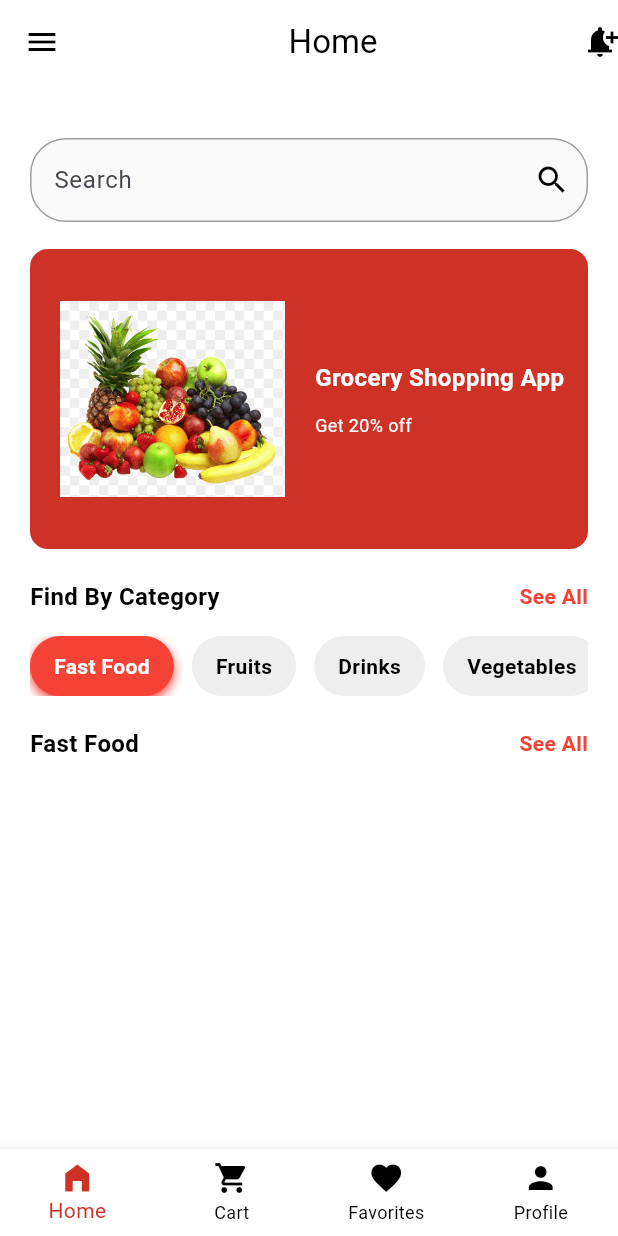
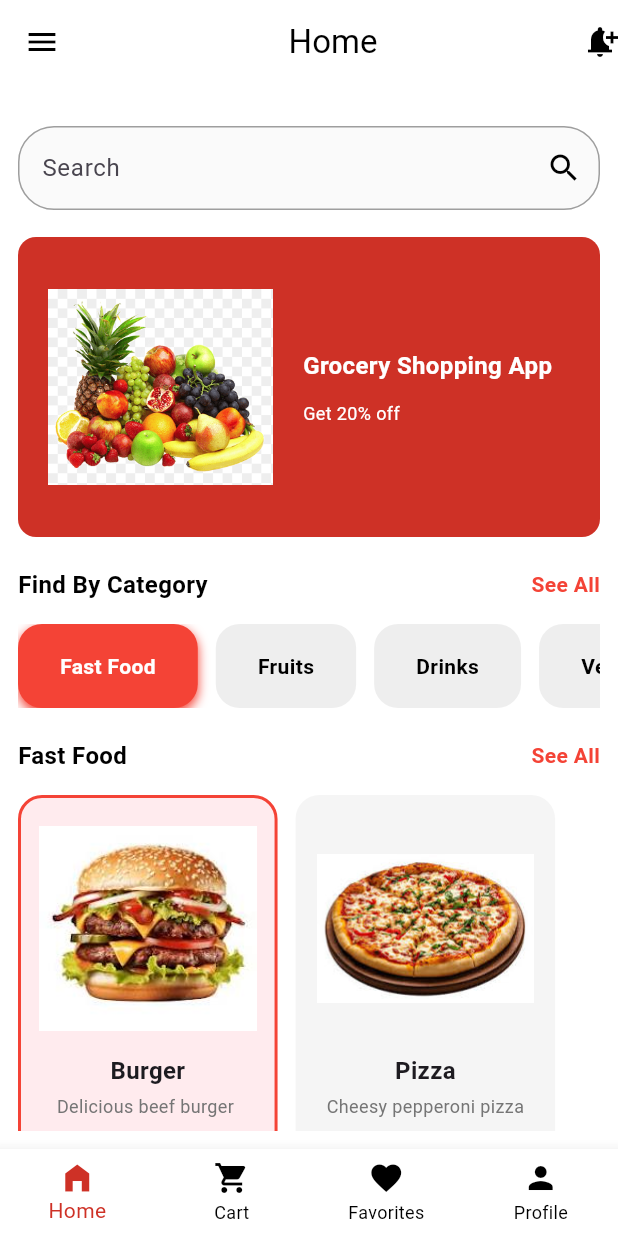
Before and after one commit to issacgravity/food_app, a Flutter app: the screen it shows after launch, on a phone screen of 412 x 824 dp. Run offline on Flutter 3.47's test engine with Material 3 defaults, Android fonts, the phone set to English and light mode, and no system bars.

Commit message:
food menu added

```diff
--- a/lib/homepage.dart
+++ b/lib/homepage.dart
@@ -13,6 +13,52 @@ class HomePage extends StatefulWidget {
 class _HomePageState extends State<HomePage> {
   int selectedIndex = 0;
   int selectedCategoryIndex = 0;
+  int selectedFood = 0;
+
+  final List<Map<String, dynamic>> food = [
+    {
+      "image": "assets/images/burger.jpg",
+      "title": "Burger",
+      "price": 4.99,
+      "description": "Delicious beef burger ",
+      "rating": 4.5,
+    },
+    {
+      "image": "assets/images/pizza.jpg",
+      "title": "Pizza",
+      "price": 6.99,
+      "description": "Cheesy pepperoni pizza",
+      "rating": 4.7,
+    },
+    {
+      "image": "assets/images/salad.jpg",
+      "title": "Salad",
+      "price": 3.49,
+      "description": "Fresh vegetable salad",
+      "rating": 4.2,
+    },
+    {
+      "image": "assets/images/burger.jpg",
+      "title": "Burger",
+      "price": 4.99,
+      "description": "Delicious beef burger ",
+      "rating": 4.5,
+    },
+    {
+      "image": "assets/images/pizza.jpg",
+      "title": "Pizza",
+      "price": 6.99,
+      "description": "Cheesy pepperoni pizza",
+      "rating": 4.7,
+    },
+    {
+      "image": "assets/images/salad.jpg",
+      "title": "Salad",
+      "price": 3.49,
+      "description": "Fresh vegetable salad",
+      "rating": 4.2,
+    },
+  ];
 
   final List<String> categories = [
     "Fast Food",
@@ -43,54 +89,51 @@ class _HomePageState extends State<HomePage> {
       debugShowCheckedModeBanner: false,
       home: Scaffold(
         backgroundColor: Colors.white,
-
         appBar: AppBar(
           backgroundColor: Colors.white,
           elevation: 0,
-          title: Center(
+          title: const Center(
             child: Text("Home", style: TextStyle(color: Colors.black)),
           ),
-          leading: Icon(Icons.menu, color: Colors.black),
-          actions: [Icon(Icons.notification_add, color: Colors.black)],
+          leading: const Icon(Icons.menu, color: Colors.black),
+          actions: const [Icon(Icons.notification_add, color: Colors.black)],
         ),
-
         body: Padding(
           padding: const EdgeInsets.all(12.0),
-          child: Container(
-            color: Colors.white,
-            child: Padding(
-              padding: const EdgeInsets.all(8.0),
+          child: SingleChildScrollView(
             child: Column(
               crossAxisAlignment: CrossAxisAlignment.start,
               children: [
-                  SizedBox(height: 16),
+                const SizedBox(height: 16),
                 TextField(
                   decoration: InputDecoration(
                     hintText: "Search",
-                      suffixIcon: Icon(Icons.search, color: Colors.black),
+                    suffixIcon: const Icon(Icons.search, color: Colors.black),
                     filled: true,
                     fillColor: Colors.grey[50],
                     enabledBorder: OutlineInputBorder(
                       borderRadius: BorderRadius.circular(24),
-                        borderSide: BorderSide(color: Colors.grey),
+                      borderSide: const BorderSide(color: Colors.grey),
                     ),
                     focusedBorder: OutlineInputBorder(
                       borderRadius: BorderRadius.circular(24),
-                        borderSide: BorderSide(
+                      borderSide: const BorderSide(
                         color: Colors.amberAccent,
                         width: 2,
                       ),
                     ),
                   ),
                 ),
-                  SizedBox(height: 18),
+                const SizedBox(height: 18),
                 Stack(
                   children: [
                     Container(
                       height: 200,
                       decoration: BoxDecoration(
-                          color: Color.fromARGB(255, 206, 49, 38),
-                          borderRadius: BorderRadius.all(Radius.circular(12.0)),
+                        color: const Color.fromARGB(255, 206, 49, 38),
+                        borderRadius: const BorderRadius.all(
+                          Radius.circular(12.0),
+                        ),
                       ),
                     ),
                     Positioned(
@@ -103,10 +146,10 @@ class _HomePageState extends State<HomePage> {
                             width: 150,
                             height: 150,
                           ),
-                            SizedBox(width: 20),
+                          const SizedBox(width: 20),
                           Column(
                             crossAxisAlignment: CrossAxisAlignment.start,
-                              children: [
+                            children: const [
                               Text(
                                 "Grocery Shopping App",
                                 style: TextStyle(
@@ -130,10 +173,10 @@ class _HomePageState extends State<HomePage> {
                     ),
                   ],
                 ),
-                  SizedBox(height: 20),
+                const SizedBox(height: 20),
                 Row(
                   mainAxisAlignment: MainAxisAlignment.spaceBetween,
-                    children: [
+                  children: const [
                     Text(
                       "Find By Category",
                       style: TextStyle(
@@ -151,9 +194,7 @@ class _HomePageState extends State<HomePage> {
                     ),
                   ],
                 ),
-
-                  SizedBox(height: 15),
-
+                const SizedBox(height: 15),
                 SingleChildScrollView(
                   scrollDirection: Axis.horizontal,
                   child: Row(
@@ -161,7 +202,7 @@ class _HomePageState extends State<HomePage> {
                       final isSelected = selectedCategoryIndex == index;
                       return Padding(
                         padding: const EdgeInsets.only(right: 12.0),
-                          child: GestureDetector(
+                        child: InkWell(
                           onTap: () {
                             setState(() {
                               selectedCategoryIndex = index;
@@ -169,19 +210,16 @@ class _HomePageState extends State<HomePage> {
                           },
                           child: Container(
                             padding: const EdgeInsets.symmetric(
-                                horizontal: 16,
-                                vertical: 10,
+                              horizontal: 28,
+                              vertical: 18,
                             ),
                             decoration: BoxDecoration(
-                                color:
-                                    isSelected
-                                        ? Colors.red
-                                        : Colors.grey.shade200,
-                                borderRadius: BorderRadius.circular(20),
+                              color: isSelected ? Colors.red : Colors.grey[200],
+                              borderRadius: BorderRadius.circular(16),
                               boxShadow:
                                   isSelected
                                       ? [
-                                          BoxShadow(
+                                        const BoxShadow(
                                           color: Colors.red,
                                           blurRadius: 5,
                                           offset: Offset(0, 3),
@@ -192,8 +230,7 @@ class _HomePageState extends State<HomePage> {
                             child: Text(
                               categories[index],
                               style: TextStyle(
-                                  color:
-                                      isSelected ? Colors.white : Colors.black,
+                                color: isSelected ? Colors.white : Colors.black,
                                 fontWeight: FontWeight.bold,
                               ),
                             ),
@@ -203,11 +240,10 @@ class _HomePageState extends State<HomePage> {
                     }),
                   ),
                 ),
-
-                  SizedBox(height: 20),
+                const SizedBox(height: 20),
                 Row(
                   mainAxisAlignment: MainAxisAlignment.spaceBetween,
-                    children: [
+                  children: const [
                     Text(
                       "Fast Food",
                       style: TextStyle(
@@ -225,12 +261,96 @@ class _HomePageState extends State<HomePage> {
                     ),
                   ],
                 ),
+                const SizedBox(height: 15),
+                Wrap(
+                  spacing: 12,
+                  runSpacing: 12,
+                  children: List.generate(food.length, (index) {
+                    final item = food[index];
+                    final isSelected = selectedFood == index;
+
+                    return InkWell(
+                      onTap: () {
+                        setState(() {
+                          selectedFood = index;
+                        });
+                      },
+                      child: Container(
+                        width: MediaQuery.of(context).size.width * 0.42,
+                        padding: const EdgeInsets.all(12),
+                        decoration: BoxDecoration(
+                          color:
+                              isSelected
+                                  ? Colors.red.shade50
+                                  : Colors.grey.shade100,
+                          borderRadius: BorderRadius.circular(16),
+                          border: Border.all(
+                            color: isSelected ? Colors.red : Colors.transparent,
+                            width: 2,
+                          ),
+                        ),
+                        child: Column(
+                          crossAxisAlignment: CrossAxisAlignment.center,
+                          children: [
+                            Center(
+                              child: Image.asset(
+                                item["image"],
+                                height: 150,
+                                fit: BoxFit.contain,
+                              ),
+                            ),
+                            const SizedBox(height: 8),
+                            Text(
+                              item["title"],
+                              style: const TextStyle(
+                                fontWeight: FontWeight.bold,
+                                fontSize: 16,
+                              ),
+                            ),
+                            const SizedBox(height: 4),
+                            Text(
+                              item["description"],
+                              style: TextStyle(
+                                color: Colors.grey[600],
+                                fontSize: 12,
+                              ),
+                            ),
+                            const SizedBox(height: 6),
+                            Row(
+                              mainAxisAlignment: MainAxisAlignment.spaceBetween,
+                              children: [
+                                Text(
+                                  "\$${item["price"].toString()}",
+                                  style: const TextStyle(
+                                    color: Colors.red,
+                                    fontWeight: FontWeight.bold,
+                                  ),
+                                ),
+                                Row(
+                                  children: [
+                                    const Icon(
+                                      Icons.star,
+                                      color: Colors.amber,
+                                      size: 16,
+                                    ),
+                                    Text(
+                                      item["rating"].toString(),
+                                      style: const TextStyle(fontSize: 12),
+                                    ),
+                                  ],
+                                ),
+                              ],
+                            ),
+                          ],
+                        ),
+                      ),
+                    );
+                  }),
+                ),
               ],
             ),
           ),
         ),
-        ),
-
         bottomNavigationBar: BottomNavigationBar(
           backgroundColor: Colors.white,
           currentIndex: selectedIndex,
```
Also changed, not shown: assets/images/burger.jpg (added), assets/images/pizza.jpg (added), assets/images/salad.jpg (added). Lines whose indentation alone changed are shown as unchanged.
